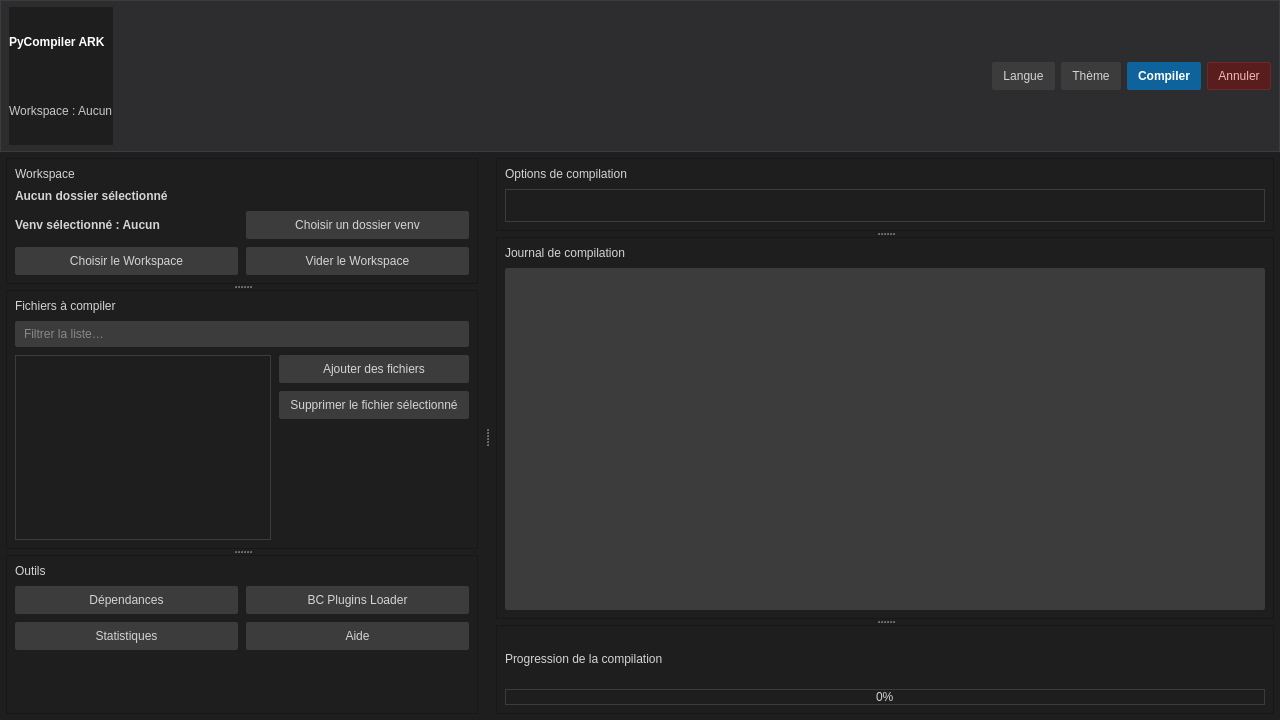
Before: the Qt Designer form ui/ui_design.ui in raidos23/PyCompiler_ARK, drawn with Qt 5.
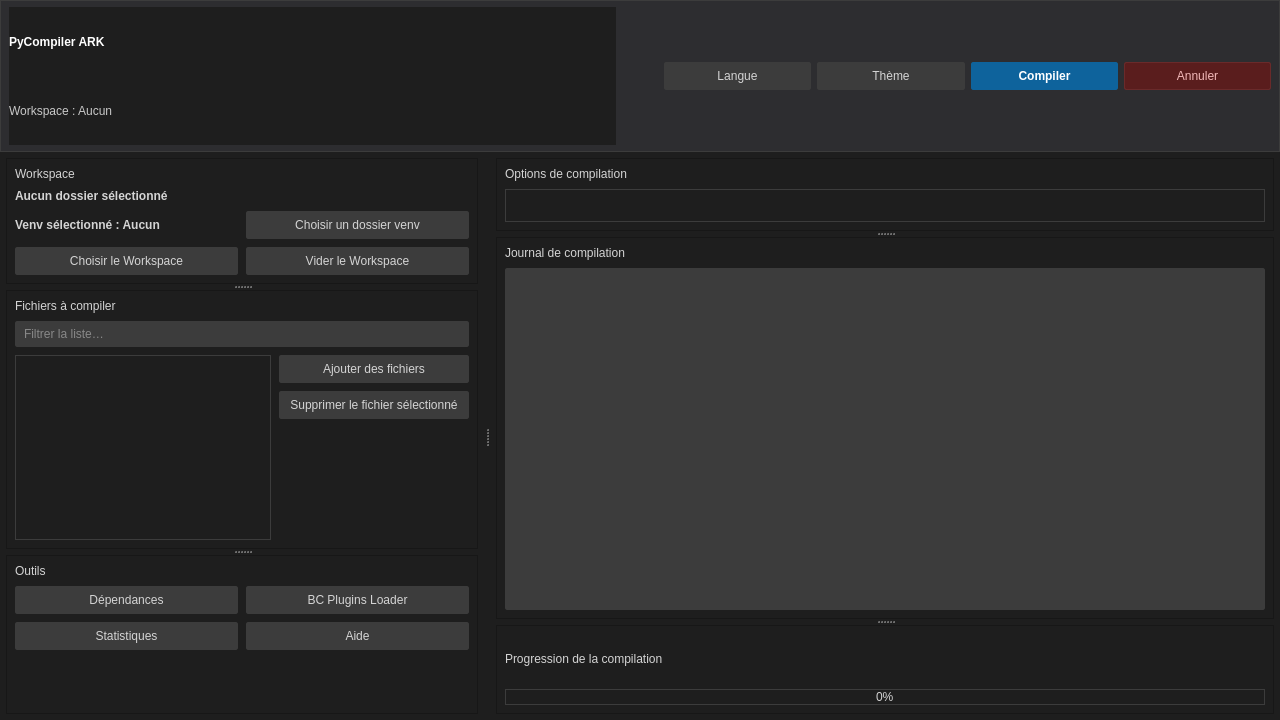
After: the same form once the commit is applied.

Commit message: Modification de l'ui

What changed in the file:
```diff
--- a/ui/ui_design.ui
+++ b/ui/ui_design.ui
@@ -298,8 +298,8 @@
           <property name="font">
            <font>
             <family>Segoe UI</family>
-            <pointsize>10</pointsize>
-            <bold>true</bold>
+            <pointsize>9</pointsize>
+            <fontweight>DemiBold</fontweight>
            </font>
           </property>
           <property name="text">
@@ -321,10 +321,13 @@
         <property name="orientation">
          <enum>Qt::Orientation::Horizontal</enum>
         </property>
+        <property name="sizeType">
+         <enum>QSizePolicy::Policy::Ignored</enum>
+        </property>
         <property name="sizeHint" stdset="0">
          <size>
           <width>40</width>
-          <height>20</height>
+          <height>60</height>
          </size>
         </property>
        </spacer>
```
Left out of the diff: 38 changed lines with no effect on the pictures. Lines whose indentation alone changed are shown as unchanged. The commit also changes 1 other file.
